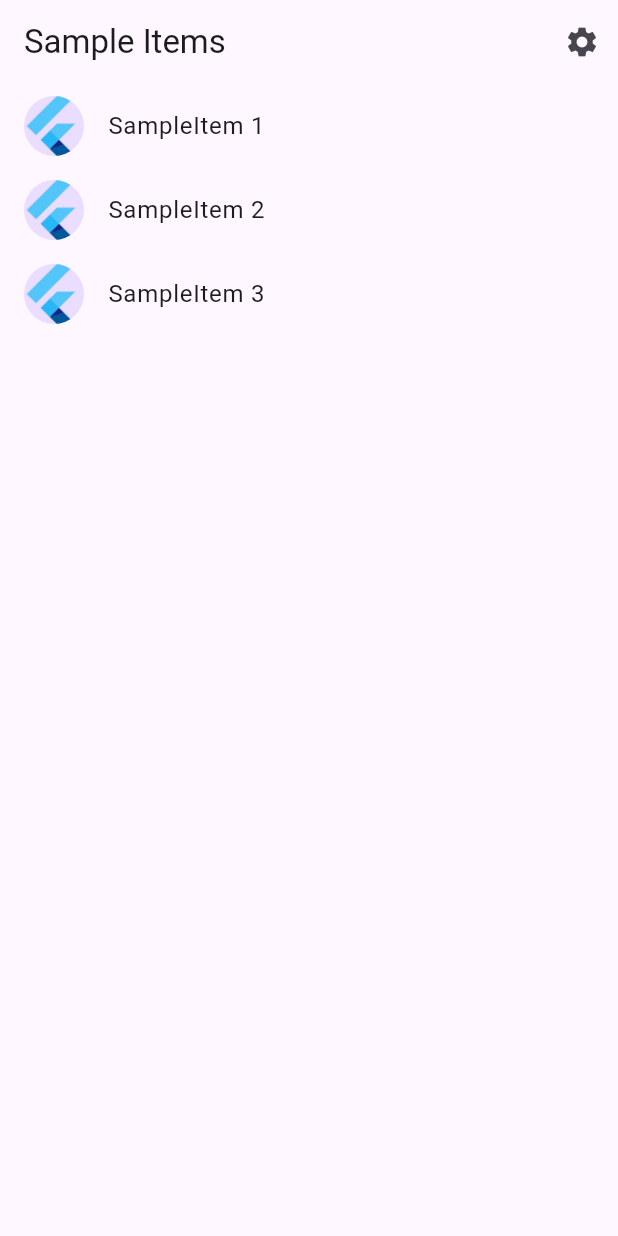
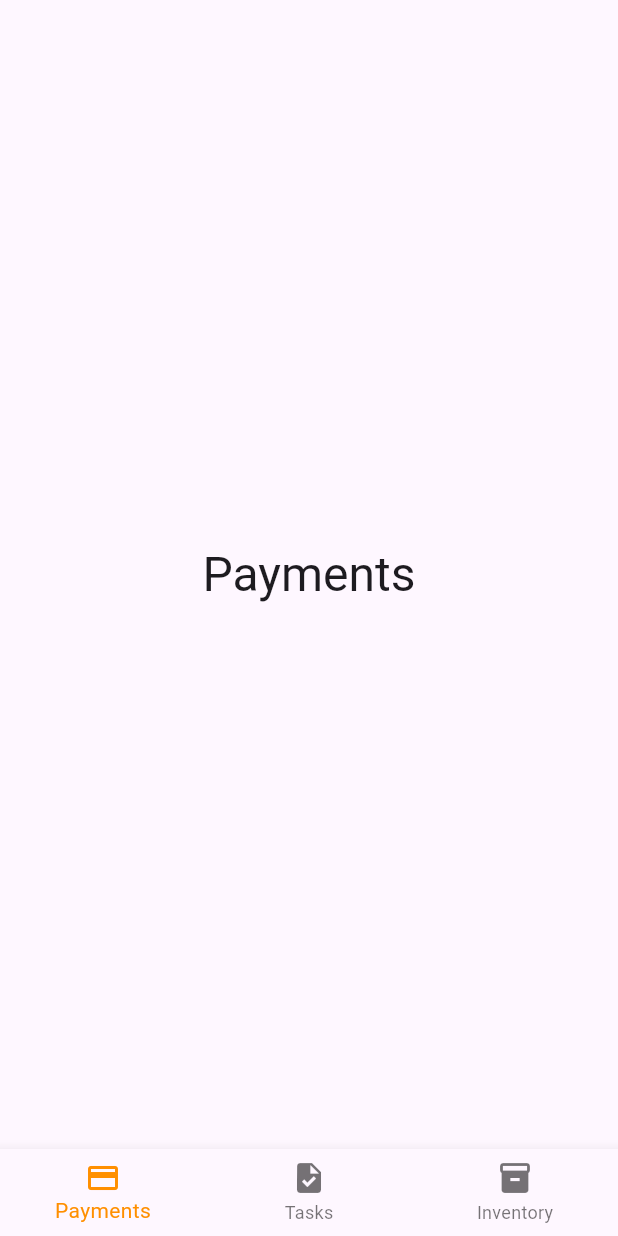
Before and after one commit to SarveshSub/RoomiApp, a Flutter app: the screen it shows after launch, on a phone screen of 412 x 824 dp. Run offline on Flutter 3.47's test engine with Material 3 defaults, Android fonts, the phone set to English and light mode, and no system bars.

Commit message:
Initial tab setup

```diff
--- a/lib/src/app.dart
+++ b/lib/src/app.dart
@@ -1,11 +1,10 @@
 import 'package:flutter/material.dart';
-import 'package:flutter_gen/gen_l10n/app_localizations.dart';
 import 'package:flutter_localizations/flutter_localizations.dart';
 
-import 'sample_feature/sample_item_details_view.dart';
-import 'sample_feature/sample_item_list_view.dart';
+import 'pages/payments_page.dart';
+import 'pages/tasks_page.dart';
+import 'pages/inventory_page.dart';
 import 'settings/settings_controller.dart';
-import 'settings/settings_view.dart';
 
 /// The Widget that configures your application.
 class MyApp extends StatelessWidget {
@@ -18,25 +17,12 @@ class MyApp extends StatelessWidget {
 
   @override
   Widget build(BuildContext context) {
-    // Glue the SettingsController to the MaterialApp.
-    //
-    // The ListenableBuilder Widget listens to the SettingsController for changes.
-    // Whenever the user updates their settings, the MaterialApp is rebuilt.
     return ListenableBuilder(
       listenable: settingsController,
       builder: (BuildContext context, Widget? child) {
         return MaterialApp(
-          // Providing a restorationScopeId allows the Navigator built by the
-          // MaterialApp to restore the navigation stack when a user leaves and
-          // returns to the app after it has been killed while running in the
-          // background.
           restorationScopeId: 'app',
-
-          // Provide the generated AppLocalizations to the MaterialApp. This
-          // allows descendant Widgets to display the correct translations
-          // depending on the user's locale.
           localizationsDelegates: const [
-            AppLocalizations.delegate,
             GlobalMaterialLocalizations.delegate,
             GlobalWidgetsLocalizations.delegate,
             GlobalCupertinoLocalizations.delegate,
@@ -44,42 +30,64 @@ class MyApp extends StatelessWidget {
           supportedLocales: const [
             Locale('en', ''), // English, no country code
           ],
-
-          // Use AppLocalizations to configure the correct application title
-          // depending on the user's locale.
-          //
-          // The appTitle is defined in .arb files found in the localization
-          // directory.
-          onGenerateTitle: (BuildContext context) =>
-              AppLocalizations.of(context)!.appTitle,
-
-          // Define a light and dark color theme. Then, read the user's
-          // preferred ThemeMode (light, dark, or system default) from the
-          // SettingsController to display the correct theme.
+          onGenerateTitle: (BuildContext context) => 'Roommate Manager',
           theme: ThemeData(),
           darkTheme: ThemeData.dark(),
           themeMode: settingsController.themeMode,
-
-          // Define a function to handle named routes in order to support
-          // Flutter web url navigation and deep linking.
-          onGenerateRoute: (RouteSettings routeSettings) {
-            return MaterialPageRoute<void>(
-              settings: routeSettings,
-              builder: (BuildContext context) {
-                switch (routeSettings.name) {
-                  case SettingsView.routeName:
-                    return SettingsView(controller: settingsController);
-                  case SampleItemDetailsView.routeName:
-                    return const SampleItemDetailsView();
-                  case SampleItemListView.routeName:
-                  default:
-                    return const SampleItemListView();
-                }
-              },
-            );
-          },
+          home: const HomePage(),
         );
       },
     );
   }
 }
+
+class HomePage extends StatefulWidget {
+  const HomePage({Key? key}) : super(key: key);
+
+  @override
+  HomePageState createState() => HomePageState();
+}
+
+class HomePageState extends State<HomePage> {
+  int _selectedIndex = 0;
+
+  static const List<Widget> _pages = <Widget>[
+    PaymentsPage(),
+    TasksPage(),
+    InventoryPage(),
+  ];
+
+  void _onItemTapped(int index) {
+    setState(() {
+      _selectedIndex = index;
+    });
+  }
+
+  @override
+  Widget build(BuildContext context) {
+    return Scaffold(
+      body: Center(
+        child: _pages.elementAt(_selectedIndex),
+      ),
+      bottomNavigationBar: BottomNavigationBar(
+        items: const <BottomNavigationBarItem>[
+          BottomNavigationBarItem(
+            icon: Icon(Icons.payment),
+            label: 'Payments',
+          ),
+          BottomNavigationBarItem(
+            icon: Icon(Icons.task),
+            label: 'Tasks',
+          ),
+          BottomNavigationBarItem(
+            icon: Icon(Icons.inventory),
+            label: 'Inventory',
+          ),
+        ],
+        currentIndex: _selectedIndex,
+        selectedItemColor: Colors.amber[800],
+        onTap: _onItemTapped,
+      ),
+    );
+  }
+}
--- /dev/null
+++ b/lib/src/pages/payments_page.dart
@@ -0,0 +1,17 @@
+import 'package:flutter/material.dart';
+
+class PaymentsPage extends StatelessWidget {
+  const PaymentsPage({Key? key}) : super(key: key);
+
+  @override
+  Widget build(BuildContext context) {
+    return Scaffold(
+      body: Center(
+        child: Text(
+          'Payments',
+          style: Theme.of(context).textTheme.headlineLarge,
+        ),
+      ),
+    );
+  }
+}
--- a/lib/src/sample_feature/sample_item.dart
+++ /dev/null
@@ -1,6 +0,0 @@
-/// A placeholder class that represents an entity or model.
-class SampleItem {
-  const SampleItem(this.id);
-
-  final int id;
-}
--- a/lib/src/sample_feature/sample_item_list_view.dart
+++ /dev/null
@@ -1,71 +0,0 @@
-import 'package:flutter/material.dart';
-
-import '../settings/settings_view.dart';
-import 'sample_item.dart';
-import 'sample_item_details_view.dart';
-
-/// Displays a list of SampleItems.
-class SampleItemListView extends StatelessWidget {
-  const SampleItemListView({
-    super.key,
-    this.items = const [SampleItem(1), SampleItem(2), SampleItem(3)],
-  });
-
-  static const routeName = '/';
-
-  final List<SampleItem> items;
-
-  @override
-  Widget build(BuildContext context) {
-    return Scaffold(
-      appBar: AppBar(
-        title: const Text('Sample Items'),
-        actions: [
-          IconButton(
-            icon: const Icon(Icons.settings),
-            onPressed: () {
-              // Navigate to the settings page. If the user leaves and returns
-              // to the app after it has been killed while running in the
-              // background, the navigation stack is restored.
-              Navigator.restorablePushNamed(context, SettingsView.routeName);
-            },
-          ),
-        ],
-      ),
-
-      // To work with lists that may contain a large number of items, it’s best
-      // to use the ListView.builder constructor.
-      //
-      // In contrast to the default ListView constructor, which requires
-      // building all Widgets up front, the ListView.builder constructor lazily
-      // builds Widgets as they’re scrolled into view.
-      body: ListView.builder(
-        // Providing a restorationId allows the ListView to restore the
-        // scroll position when a user leaves and returns to the app after it
-        // has been killed while running in the background.
-        restorationId: 'sampleItemListView',
-        itemCount: items.length,
-        itemBuilder: (BuildContext context, int index) {
-          final item = items[index];
-
-          return ListTile(
-            title: Text('SampleItem ${item.id}'),
-            leading: const CircleAvatar(
-              // Display the Flutter Logo image asset.
-              foregroundImage: AssetImage('assets/images/flutter_logo.png'),
-            ),
-            onTap: () {
-              // Navigate to the details page. If the user leaves and returns to
-              // the app after it has been killed while running in the
-              // background, the navigation stack is restored.
-              Navigator.restorablePushNamed(
-                context,
-                SampleItemDetailsView.routeName,
-              );
-            }
-          );
-        },
-      ),
-    );
-  }
-}
```
Also changed, not shown: lib/src/pages/inventory_page.dart (added, +17 -0 lines), lib/src/pages/tasks_page.dart (added, +17 -0 lines), lib/src/sample_feature/sample_item_details_view.dart (deleted, +0 -20 lines), pubspec.lock, 3 other files.
